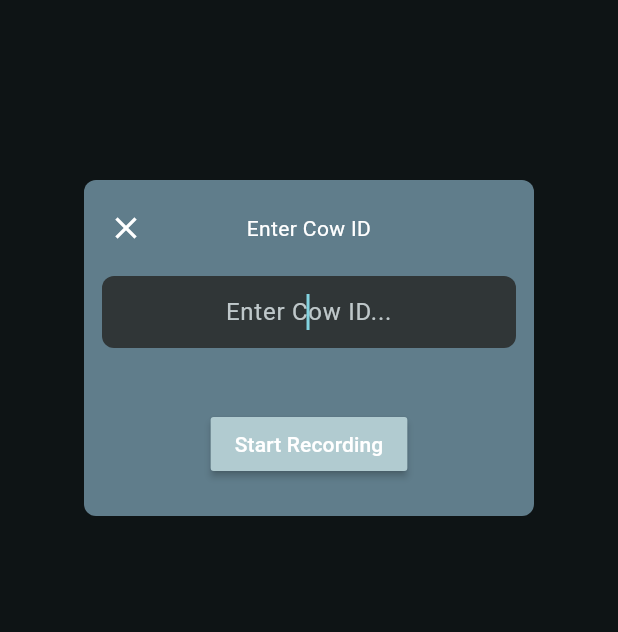
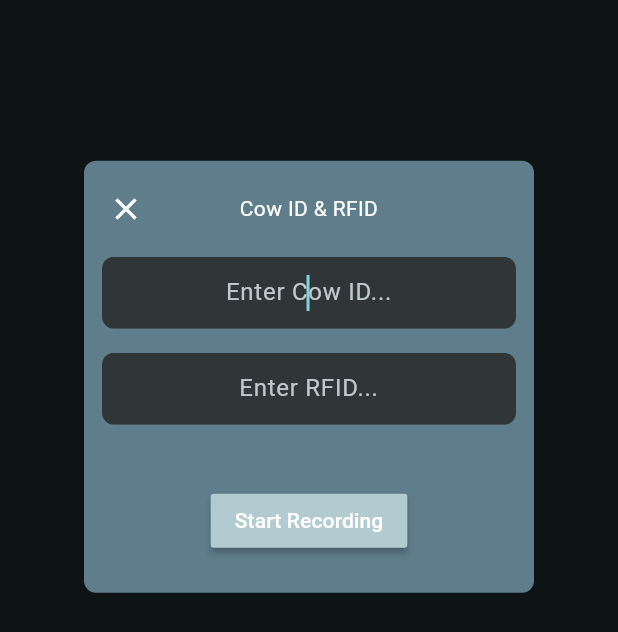
Before and after one commit to P-B1101/command_sender, a Flutter app: the CowIdInputPopup widget shown alone on an empty page, opened directly with empty values, on a phone screen of 412 x 824 dp. Shown: the top 632 px of the screen. Run offline on Flutter 3.47's test engine with Material 3 defaults, Android fonts, the phone set to English and light mode, and no system bars; our stand-ins replace equatable, get_it, package_info_plus, rxdart; missing offline and left inert: flutter_overlay_window, universal_socket; statements that could not run were skipped.

Commit message:
fix business

```diff
--- a/lib/view/widget/cow_id_popup.dart
+++ b/lib/view/widget/cow_id_popup.dart
@@ -55,8 +55,8 @@ class _CowIdInputPopupState extends State<CowIdInputPopup> {
             _titleWidget,
             const SizedBox(height: 16),
             _idInputWidget,
-            if (_hasRFID) const SizedBox(height: 16),
-            if (_hasRFID) _rfIdInputWidget,
+           const SizedBox(height: 16),
+            _rfIdInputWidget,
             const SizedBox(height: 8),
             _errorWidget,
             const SizedBox(height: 32),
@@ -75,7 +75,7 @@ class _CowIdInputPopupState extends State<CowIdInputPopup> {
             Positioned.fill(
               child: Center(
                 child: Text(
-                  'Enter Cow ID',
+                  'Cow ID & RFID',
                   textAlign: TextAlign.center,
                   style: Theme.of(context).textTheme.bodyMedium,
                 ),
```
